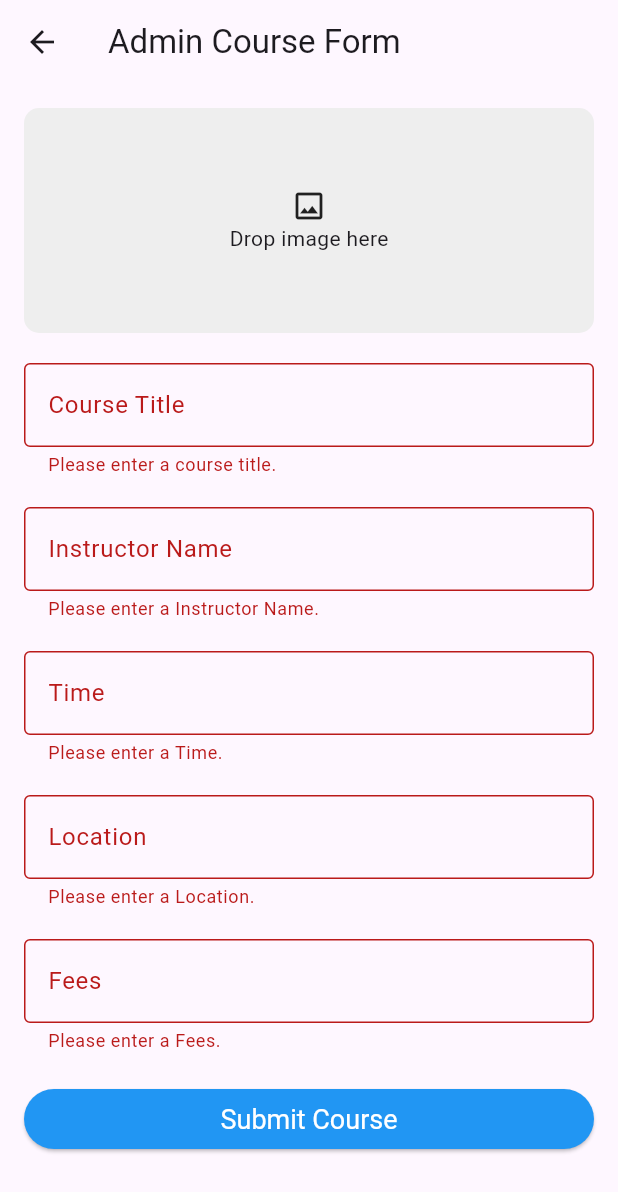
After one commit to abdallah21elshayeb/Tech_leaders_app, a Flutter app: the AdminScreen screen opened directly, after a tap on "Submit Course", on a phone screen of 412 x 824 dp. The commit adds this screen. Shown: the top 1192 px of the screen. Run offline on Flutter 3.47's test engine with Material 3 defaults, Android fonts, the phone set to English and light mode, and no system bars; our stand-ins replace cloud_firestore, firebase_auth, firebase_core, fluttertoast, image_picker; accounts and stored records are empty.

Commit message:
admin panal

```diff
--- /dev/null
+++ b/lib/Models/course_save.dart
@@ -0,0 +1,30 @@
+import 'dart:io';
+
+class Course {
+  File? image;
+  String title;
+  String instructor;
+  String time;
+  String location;
+  String fees;
+
+  Course({
+    this.image,
+    required this.title,
+    required this.instructor,
+    required this.time,
+    required this.location,
+    required this.fees,
+  });
+
+  Map<String, dynamic> toMap() {
+    return {
+      'title': title,
+      'instructor': instructor,
+      'time': time,
+      'location': location,
+      'fees': fees,
+      'image': image != null ? image!.path : null, // Save image path
+    };
+  }
+}
--- /dev/null
+++ b/lib/screens/adminScreen.dart
@@ -0,0 +1,211 @@
+import 'package:flutter/material.dart';
+import 'package:image_picker/image_picker.dart';
+import 'dart:io';
+import '../Models/course_save.dart';
+import 'package:cloud_firestore/cloud_firestore.dart';
+
+class AdminScreen extends StatefulWidget {
+  const AdminScreen({super.key});
+
+  @override
+  State<AdminScreen> createState() => _AdminScreenState();
+}
+
+class _AdminScreenState extends State<AdminScreen> {
+  File? _image;
+  final _formKey = GlobalKey<FormState>();
+  final _courseTitleController = TextEditingController();
+  final _instructorNameController = TextEditingController();
+  final _courseTimeController = TextEditingController();
+  final _courseLocationController = TextEditingController();
+  final _courseFeesController = TextEditingController();
+  final List<Course> _courses = [];
+
+  Future<void> _pickImage() async {
+    final picker = ImagePicker();
+    final pickedFile = await picker.pickImage(source: ImageSource.gallery);
+
+    if (pickedFile != null) {
+      setState(() {
+        _image = File(pickedFile.path);
+      });
+    }
+  }
+
+  void _saveCourse() {
+    if (_formKey.currentState!.validate()) {
+      final newCourse = Course(
+        image: _image,
+        title: _courseTitleController.text.trim(),
+        instructor: _instructorNameController.text.trim(),
+        time: _courseTimeController.text.trim(),
+        location: _courseLocationController.text.trim(),
+        fees: _courseFeesController.text.trim(),
+      );
+      _courses.add(newCourse); // Add the course to the list
+      print("Course added: ${newCourse.toMap()}");
+    }
+  }
+
+  Future<void> _submitForm() async {
+    final db = FirebaseFirestore.instance;
+    try {
+      final courseList = _courses.map((course) => course.toMap()).toList();
+      await db.collection("academyCourse").add({'course': courseList});
+      print('course Details saved successfully!!');
+    } catch (e) {
+      print('failled to save course details: $e');
+    }
+  }
+
+  @override
+  void dispose() {
+    _courseTitleController.dispose();
+    _instructorNameController.dispose();
+    _courseTimeController.dispose();
+    _courseLocationController.dispose();
+    _courseFeesController.dispose();
+    super.dispose();
+  }
+
+  @override
+  Widget build(BuildContext context) {
+    return Scaffold(
+      appBar: AppBar(
+        title: const Text('Admin Course Form'),
+      ),
+      body: Padding(
+        padding: const EdgeInsets.all(16),
+        child: Form(
+          key: _formKey,
+          child: ListView(
+            children: [
+              GestureDetector(
+                onTap: _pickImage,
+                child: Container(
+                  height: 150,
+                  decoration: BoxDecoration(
+                    color: Colors.grey[200],
+                    borderRadius: BorderRadius.circular(10),
+                  ),
+                  child: _image == null
+                      ? const Center(
+                          child: Column(
+                            mainAxisAlignment: MainAxisAlignment.center,
+                            children: [
+                              Icon(Icons.image_outlined),
+                              Text('Drop image here')
+                            ],
+                          ),
+                        )
+                      : Image.file(
+                          _image!,
+                          fit: BoxFit.cover,
+                        ),
+                ),
+              ),
+              const SizedBox(
+                height: 20,
+              ),
+              TextFormField(
+                controller: _courseTitleController,
+                decoration: const InputDecoration(
+                  labelText: 'Course Title',
+                  border: OutlineInputBorder(),
+                ),
+                validator: (value) {
+                  if (value == null || value.isEmpty) {
+                    return 'Please enter a course title.';
+                  }
+                  return null;
+                },
+              ),
+              const SizedBox(
+                height: 20,
+              ),
+              TextFormField(
+                controller: _instructorNameController,
+                decoration: const InputDecoration(
+                  labelText: 'Instructor Name',
+                  border: OutlineInputBorder(),
+                ),
+                validator: (value) {
+                  if (value == null || value.isEmpty) {
+                    return 'Please enter a Instructor Name.';
+                  }
+                  return null;
+                },
+              ),
+              const SizedBox(
+                height: 20,
+              ),
+              TextFormField(
+                controller: _courseTimeController,
+                decoration: const InputDecoration(
+                  labelText: 'Time',
+                  border: OutlineInputBorder(),
+                ),
+                validator: (value) {
+                  if (value == null || value.isEmpty) {
+                    return 'Please enter a Time.';
+                  }
+                  return null;
+                },
+              ),
+              const SizedBox(
+                height: 20,
+              ),
+              TextFormField(
+                controller: _courseLocationController,
+                decoration: const InputDecoration(
+                  labelText: 'Location',
+                  border: OutlineInputBorder(),
+                ),
+                validator: (value) {
+                  if (value == null || value.isEmpty) {
+                    return 'Please enter a Location.';
+                  }
+                  return null;
+                },
+              ),
+              const SizedBox(
+                height: 20,
+              ),
+              TextFormField(
+                controller: _courseFeesController,
+                decoration: const InputDecoration(
+                  labelText: 'Fees',
+                  border: OutlineInputBorder(),
+                ),
+                validator: (value) {
+                  if (value == null || value.isEmpty) {
+                    return 'Please enter a Fees.';
+                  }
+                  return null;
+                },
+              ),
+              const SizedBox(
+                height: 20,
+              ),
+              ElevatedButton(
+                onPressed: () {
+                  _saveCourse();
+                  _submitForm();
+                },
+                style: ElevatedButton.styleFrom(
+                  backgroundColor: Colors.blue,
+                  foregroundColor: Colors.white,
+                  textStyle: const TextStyle(
+                    fontSize: 18,
+                    fontWeight: FontWeight.w400,
+                  ),
+                ),
+                child: const Text("Submit Course"),
+              )
+            ],
+          ),
+        ),
+      ),
+    );
+  }
+}
--- a/lib/widgets/custom_bottom_bar.dart
+++ b/lib/widgets/custom_bottom_bar.dart
@@ -1,4 +1,5 @@
 import 'package:flutter/material.dart';
+import 'package:tech_test/screens/adminScreen.dart';
 import 'package:tech_test/screens/coursesScreen.dart';
 import 'package:tech_test/screens/homeScreen.dart';
 import 'package:tech_test/screens/tournementScreen.dart';
@@ -17,7 +18,8 @@ class _BottomBarState extends State<BottomBar> {
     const HomeScreen(),
      CoursesScreen(),
     const TournamentScreen(),
-    const FavoriteScreen()
+    const FavoriteScreen(),
+    const AdminScreen()
   ];
 
   void updatePage(int page) {
@@ -43,11 +45,14 @@ class _BottomBarState extends State<BottomBar> {
                 icon: Icons.emoji_events_rounded,
                 pageIndex: 2,
                 title: 'tournaments'),
-
             getNavBottom(
                 icon: Icons.person,
                 pageIndex: 3,
                 title: 'about'),
+            getNavBottom(
+                icon: Icons.settings,
+                pageIndex: 4,
+                title: 'admin'),
           ],
           onTap: updatePage,
         ));
--- a/pubspec.yaml
+++ b/pubspec.yaml
@@ -40,7 +40,8 @@ dependencies:
   cloud_firestore: ^5.6.2
   firebase_auth: ^5.4.0
   fluttertoast: ^8.2.10
-
+  image_picker: ^0.8.7+4
+  file_picker: ^8.3.7
 dev_dependencies:
   flutter_test:
     sdk: flutter
```
Also changed, not shown: pubspec.lock, 11 other files.
